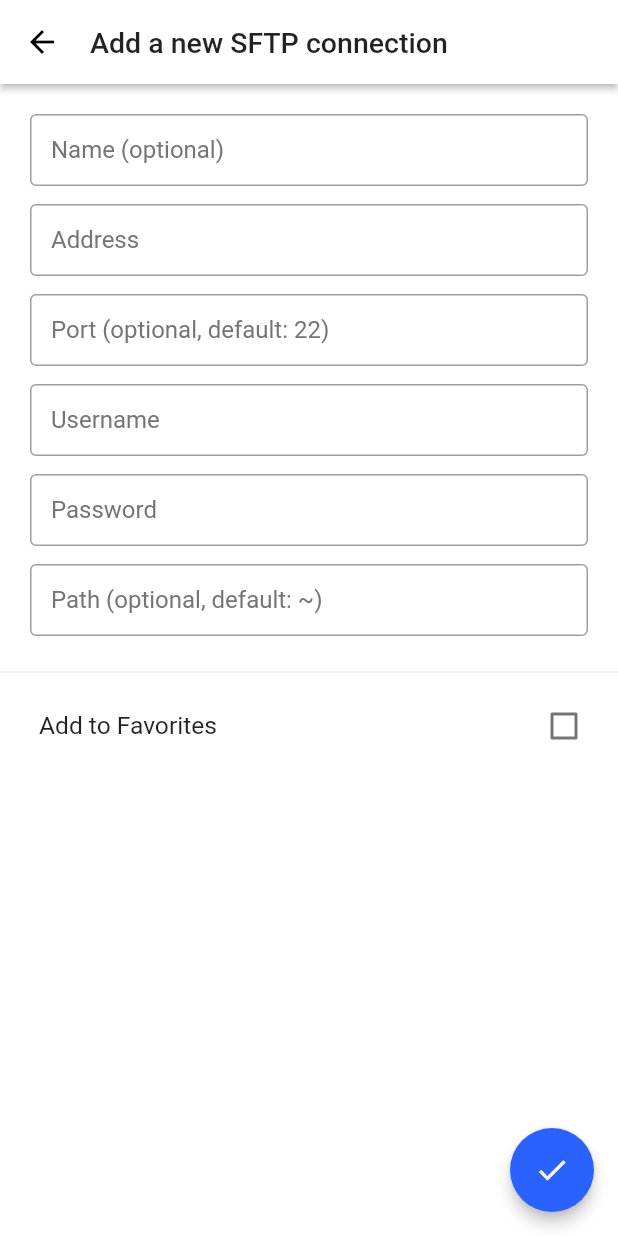
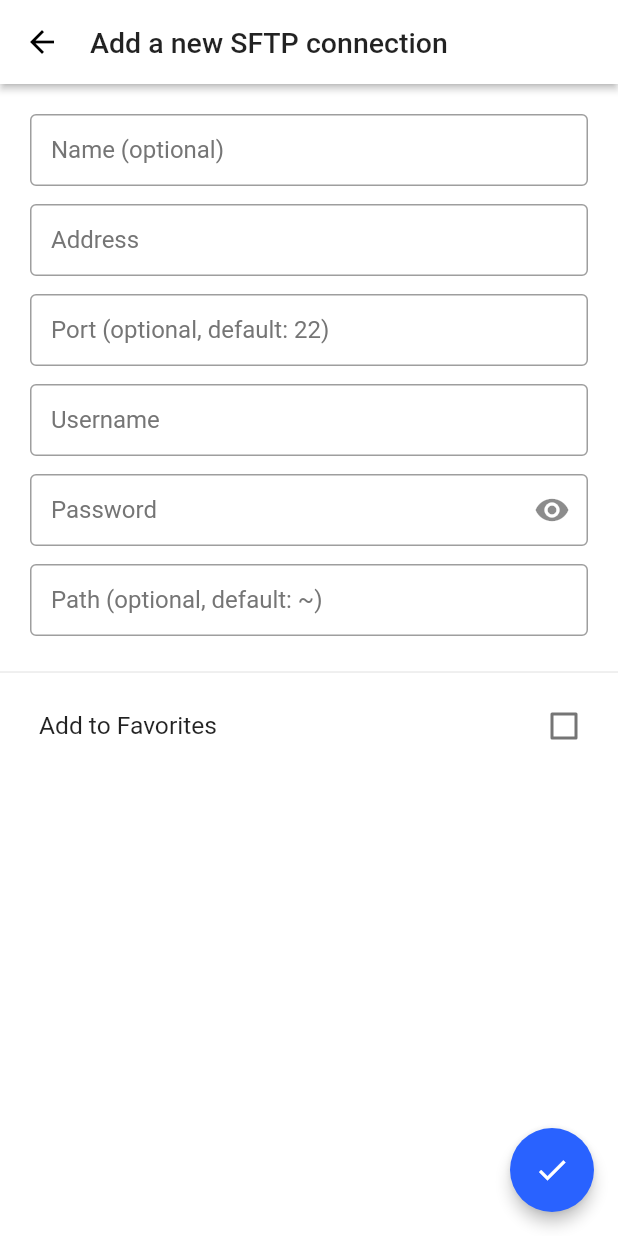
Before and after one commit to nn1ks/RemoteFiles, a Flutter app: the EditConnectionPage screen opened directly, on a phone screen of 412 x 824 dp. Run offline on Flutter 3.47's test engine with Material 2 defaults, Android fonts, the phone set to English and light mode, and no system bars; our stand-ins replace file_picker, flutter_speed_dial, md2_tab_indicator, open_file, outline_material_icons, package_info and 2 more; missing offline and left inert: floating_action_row, ssh; accounts and stored records are empty.

Commit message:
add option to show/hide password in TextField

```diff
--- a/lib/pages/edit_connection.dart
+++ b/lib/pages/edit_connection.dart
@@ -21,7 +21,7 @@ class _EditConnectionPageState extends State<EditConnectionPage> {
   bool _addressIsEntered = true;
   bool _usernameIsEntered = true;
   bool _passwordIsEntered = true;
-  bool _passwordWasChanged = false;
+  bool _passwordIsVisible = false;
 
   Map<String, TextEditingController> _textEditingController = {
     "name": TextEditingController(),
@@ -55,7 +55,7 @@ class _EditConnectionPageState extends State<EditConnectionPage> {
         controller: _textEditingController[key],
         focusNode: focusNodes[index],
         cursorColor: Theme.of(context).accentColor,
-        obscureText: isPassword,
+        obscureText: isPassword && !_passwordIsVisible,
         autocorrect: key == "name",
         textInputAction:
             label == "Path" ? TextInputAction.done : TextInputAction.next,
@@ -72,27 +72,19 @@ class _EditConnectionPageState extends State<EditConnectionPage> {
                   (!_passwordIsEntered && key == "password")
               ? "Please enter a $key"
               : null,
-          suffixIcon: key == "password" &&
-                  !_passwordWasChanged &&
-                  _textEditingController[key].text != ""
+          suffixIcon: key == "password"
               ? CustomIconButton(
-                  icon: Icon(
-                    Icons.clear,
-                    color: Theme.of(context).textTheme.body1.color,
-                  ),
+                  icon: Icon(_passwordIsVisible
+                      ? Icons.visibility_off
+                      : Icons.visibility),
                   onPressed: () {
-                    _textEditingController[key].text = "";
-                    _connection.setter(key, "");
-                    setState(() => _passwordWasChanged = true);
+                    setState(() => _passwordIsVisible = !_passwordIsVisible);
                   },
                 )
               : null,
         ),
         onChanged: (String value) {
           _connection.setter(key == "password" ? "passwordOrKey" : key, value);
-          if (key == "password") {
-            setState(() => _passwordWasChanged = true);
-          }
         },
         onSubmitted: (String value) {
           if (index < focusNodes.length - 1) {
```
Also changed, not shown: lib/shared/quick_connection_sheet.dart (+16 -4 lines).
